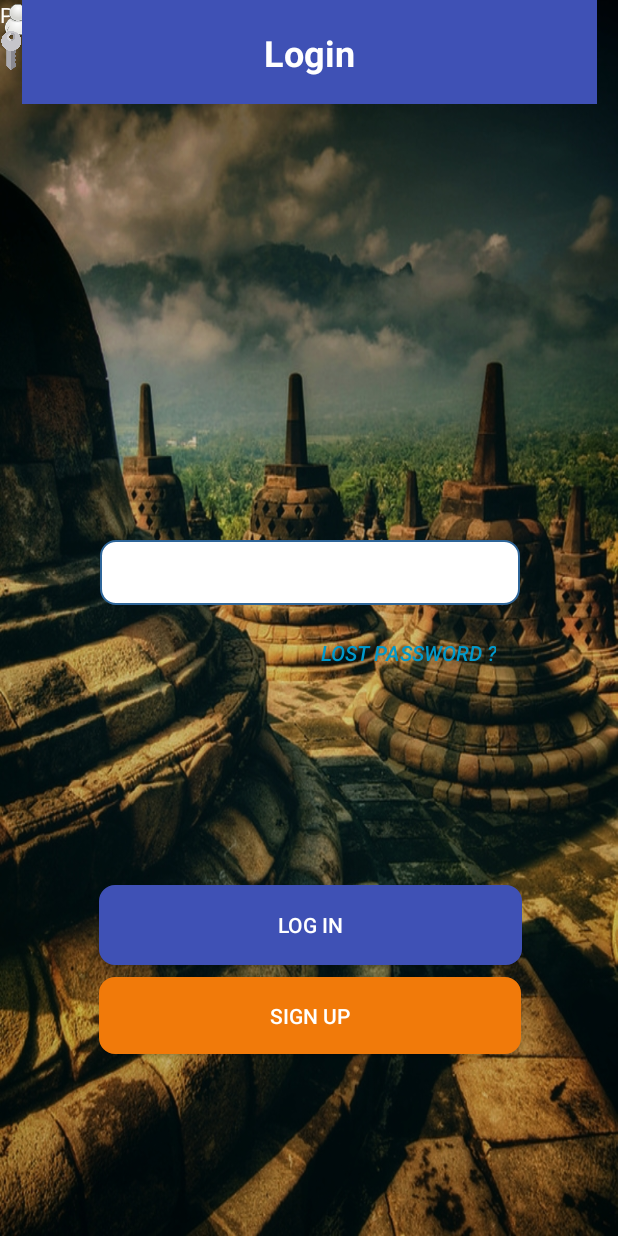
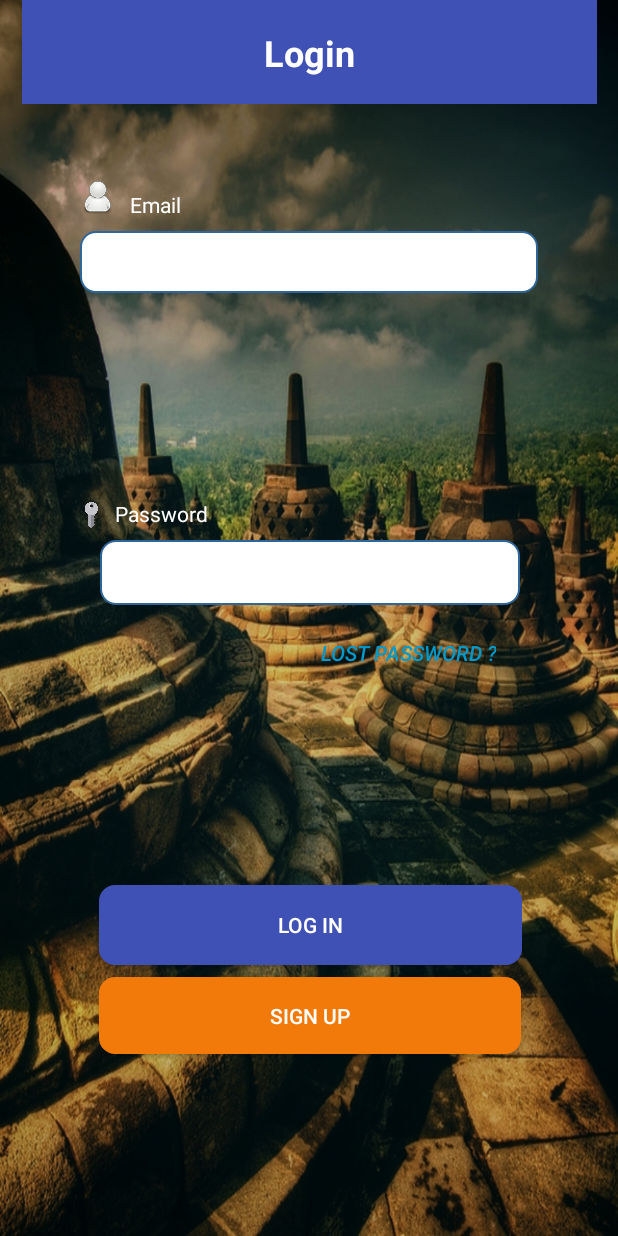
Before and after one commit to ahsanulmarom/MyStudio, an Android app: the screen it shows after launch (Login), on a phone screen of 412 x 824 dp. Run offline under Robolectric (Android 15) with nearby library versions, the phone set to English and light mode, and no system bars; our stand-ins replace Firebase (no records; nobody signed in at launch, a user with empty details on screens opened directly).

Commit message:
login xml

```diff
--- a/app/src/main/res/layout/activity_home.xml
+++ b/app/src/main/res/layout/activity_home.xml
@@ -14,6 +14,6 @@
         android:layout_width="202dp"
         android:layout_height="158dp"
         app:srcCompat="@drawable/cameraicon"
-        tools:layout_editor_absoluteX="91dp"
-        tools:layout_editor_absoluteY="204dp" />
+        tools:layout_editor_absoluteY="204dp"
+        tools:layout_editor_absoluteX="91dp" />
 </android.support.constraint.ConstraintLayout>
--- a/app/src/main/res/layout/activity_login.xml
+++ b/app/src/main/res/layout/activity_login.xml
@@ -14,12 +14,12 @@
             android:layout_height="wrap_content"
             android:layout_alignStart="@+id/textView3"
             android:text="Password"
-            android:textColor="#FFFFFF"
+            android:textColor="#ffffff"
             tools:layout_constraintBottom_creator="1"
             android:layout_marginStart="8dp"
+            app:layout_constraintBottom_toBottomOf="@+id/imageView4"
             tools:layout_constraintLeft_creator="1"
-            tools:layout_editor_absoluteY="225dp"
-            tools:layout_editor_absoluteX="89dp" />
+            app:layout_constraintLeft_toRightOf="@+id/imageView4" />
 
         <TextView
             android:id="@+id/textView3"
@@ -28,14 +28,12 @@
             android:layout_alignParentTop="true"
             android:layout_toEndOf="@+id/imageView3"
             android:text="Email"
-            android:textColor="#FFFFFF"
+            android:textColor="#ffffff"
             tools:layout_constraintBottom_creator="1"
             android:layout_marginStart="10dp"
             app:layout_constraintBottom_toBottomOf="@+id/imageView3"
             tools:layout_constraintLeft_creator="1"
-            app:layout_constraintLeft_toRightOf="@+id/imageView3"
-            android:layout_marginLeft="9dp"
-            android:layout_marginBottom="9dp" />
+            app:layout_constraintLeft_toRightOf="@+id/imageView3"/>
 
         <ImageView
             android:id="@+id/imageView3"
@@ -45,9 +43,10 @@
             android:layout_alignParentStart="true"
             app:srcCompat="@drawable/iconuser"
             tools:layout_constraintTop_creator="1"
+            android:layout_marginTop="118dp"
             tools:layout_constraintLeft_creator="1"
-            tools:layout_editor_absoluteY="129dp"
-            tools:layout_editor_absoluteX="62dp" />
+            app:layout_constraintLeft_toLeftOf="@+id/login_email"
+            app:layout_constraintTop_toTopOf="parent" />
 
     <EditText
         android:id="@+id/login_email"
@@ -64,7 +63,7 @@
         app:layout_constraintLeft_toLeftOf="parent"
         app:layout_constraintRight_toRightOf="parent"
         app:layout_constraintTop_toTopOf="@+id/textView3"
-        app:layout_constraintVertical_bias="0.333"
+        app:layout_constraintVertical_bias="0.0"
         tools:layout_constraintBottom_creator="1"
         tools:layout_constraintLeft_creator="1"
         tools:layout_constraintRight_creator="1"
@@ -190,12 +189,15 @@
         app:layout_constraintTop_toTopOf="@+id/toolbar2" />
 
     <ImageView
-        android:id="@+id/imageView2"
+        android:id="@+id/imageView4"
         android:layout_width="15dp"
-        android:layout_height="67dp"
+        android:layout_height="17dp"
         app:srcCompat="@drawable/key"
-        tools:layout_editor_absoluteX="62dp"
-        tools:layout_editor_absoluteY="191dp" />
+        tools:layout_constraintBottom_creator="1"
+        tools:layout_constraintLeft_creator="1"
+        app:layout_constraintLeft_toLeftOf="@+id/imageView3"
+        app:layout_constraintBottom_toTopOf="@+id/login_password"
+        android:layout_marginBottom="8dp" />
 
 
 </android.support.constraint.ConstraintLayout>
```
